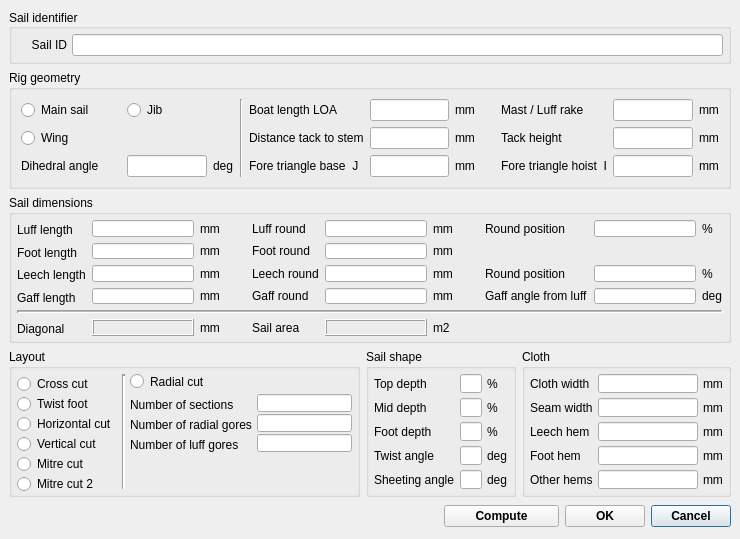
The window that src/formsaildefbase.ui (sailcut/sailcut) describes before a commit, drawn with Qt 5.
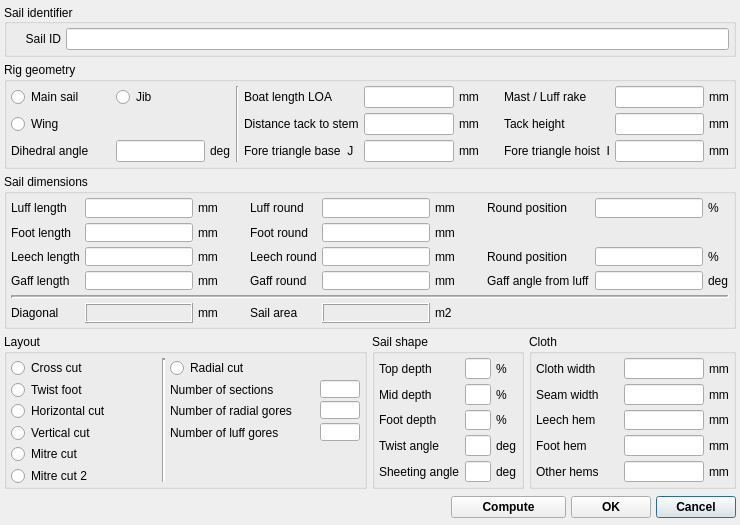
The same window after the commit.

```diff
--- a/src/formsaildefbase.ui
+++ b/src/formsaildefbase.ui
@@ -6,7 +6,7 @@
     <x>0</x>
     <y>0</y>
     <width>740</width>
-    <height>539</height>
+    <height>525</height>
    </rect>
   </property>
   <property name="sizePolicy" >
@@ -20,7 +20,7 @@
   <property name="minimumSize" >
    <size>
     <width>740</width>
-    <height>527</height>
+    <height>525</height>
    </size>
   </property>
   <property name="windowTitle" >
@@ -28,10 +28,10 @@
   </property>
   <layout class="QGridLayout" >
    <property name="margin" >
-    <number>9</number>
+    <number>4</number>
    </property>
    <property name="spacing" >
-    <number>6</number>
+    <number>5</number>
    </property>
    <item row="2" column="0" colspan="6" >
     <widget class="QGroupBox" name="GroupSail" >
@@ -48,10 +48,10 @@
      </property>
      <layout class="QGridLayout" >
       <property name="margin" >
-       <number>5</number>
+       <number>4</number>
       </property>
       <property name="spacing" >
-       <number>6</number>
+       <number>5</number>
       </property>
       <item row="4" column="0" colspan="11" >
        <widget class="Line" name="Line2" >
@@ -276,8 +276,8 @@
        <widget class="QLineEdit" name="txtLuffLen" >
         <property name="minimumSize" >
          <size>
-          <width>0</width>
-          <height>0</height>
+          <width>60</width>
+          <height>18</height>
          </size>
         </property>
         <property name="alignment" >
@@ -289,8 +289,8 @@
        <widget class="QLineEdit" name="txtFootLen" >
         <property name="minimumSize" >
          <size>
-          <width>0</width>
-          <height>0</height>
+          <width>60</width>
+          <height>18</height>
          </size>
         </property>
         <property name="alignment" >
@@ -302,8 +302,8 @@
        <widget class="QLineEdit" name="txtLeechLen" >
         <property name="minimumSize" >
          <size>
-          <width>0</width>
-          <height>0</height>
+          <width>60</width>
+          <height>18</height>
          </size>
         </property>
         <property name="alignment" >
@@ -399,8 +399,8 @@
        <widget class="QLineEdit" name="txtGaffLen" >
         <property name="minimumSize" >
          <size>
-          <width>0</width>
-          <height>0</height>
+          <width>60</width>
+          <height>18</height>
          </size>
         </property>
         <property name="alignment" >
@@ -419,8 +419,8 @@
        <widget class="QLabel" name="lblDiagonal" >
         <property name="minimumSize" >
          <size>
-          <width>0</width>
-          <height>0</height>
+          <width>60</width>
+          <height>18</height>
          </size>
         </property>
         <property name="frameShape" >
@@ -514,7 +514,7 @@
      </property>
      <layout class="QGridLayout" >
       <property name="margin" >
-       <number>5</number>
+       <number>4</number>
       </property>
       <property name="spacing" >
        <number>5</number>
@@ -524,7 +524,7 @@
         <property name="minimumSize" >
          <size>
           <width>60</width>
-          <height>0</height>
+          <height>18</height>
          </size>
         </property>
         <property name="alignment" >
@@ -569,10 +569,10 @@
      </property>
      <layout class="QGridLayout" >
       <property name="margin" >
-       <number>9</number>
+       <number>4</number>
       </property>
       <property name="spacing" >
-       <number>6</number>
+       <number>5</number>
       </property>
       <item row="0" column="0" >
        <widget class="QRadioButton" name="radioMainSail" >
@@ -878,7 +878,7 @@
         </property>
         <property name="minimumSize" >
          <size>
-          <width>40</width>
+          <width>35</width>
           <height>18</height>
          </size>
         </property>
@@ -887,19 +887,6 @@
      </layout>
     </widget>
    </item>
-   <item row="5" column="2" >
-    <spacer>
-     <property name="orientation" >
-      <enum>Qt::Vertical</enum>
-     </property>
-     <property name="sizeHint" >
-      <size>
-       <width>20</width>
-       <height>7</height>
-      </size>
-     </property>
-    </spacer>
-   </item>
    <item row="4" column="5" >
     <widget class="QPushButton" name="btnCancel" >
      <property name="font" >
@@ -949,7 +936,7 @@
      </property>
      <layout class="QGridLayout" >
       <property name="margin" >
-       <number>5</number>
+       <number>4</number>
       </property>
       <property name="spacing" >
        <number>5</number>
@@ -966,7 +953,7 @@
         </property>
         <property name="minimumSize" >
          <size>
-          <width>0</width>
+          <width>100</width>
           <height>20</height>
          </size>
         </property>
@@ -987,7 +974,7 @@
         </property>
         <property name="minimumSize" >
          <size>
-          <width>0</width>
+          <width>100</width>
           <height>20</height>
          </size>
         </property>
@@ -1008,15 +995,15 @@
         </property>
         <property name="minimumSize" >
          <size>
-          <width>0</width>
-          <height>22</height>
+          <width>100</width>
+          <height>20</height>
          </size>
         </property>
         <property name="text" >
          <string>Number of sections</string>
         </property>
         <property name="margin" >
-         <number>2</number>
+         <number>1</number>
         </property>
        </widget>
       </item>
@@ -1024,10 +1011,16 @@
        <widget class="QLineEdit" name="txtGores" >
         <property name="minimumSize" >
          <size>
-          <width>40</width>
+          <width>25</width>
           <height>18</height>
          </size>
         </property>
+        <property name="maximumSize" >
+         <size>
+          <width>40</width>
+          <height>25</height>
+         </size>
+        </property>
         <property name="alignment" >
          <set>Qt::AlignHCenter</set>
         </property>
@@ -1037,10 +1030,16 @@
        <widget class="QLineEdit" name="txtLuffGores" >
         <property name="minimumSize" >
          <size>
-          <width>40</width>
+          <width>25</width>
           <height>18</height>
          </size>
         </property>
+        <property name="maximumSize" >
+         <size>
+          <width>40</width>
+          <height>25</height>
+         </size>
+        </property>
         <property name="alignment" >
          <set>Qt::AlignHCenter</set>
         </property>
@@ -1059,14 +1058,14 @@
         <property name="minimumSize" >
          <size>
           <width>0</width>
-          <height>22</height>
+          <height>20</height>
          </size>
         </property>
         <property name="text" >
          <string>Number of radial gores</string>
         </property>
         <property name="margin" >
-         <number>2</number>
+         <number>1</number>
         </property>
        </widget>
       </item>
@@ -1083,14 +1082,14 @@
         <property name="minimumSize" >
          <size>
           <width>0</width>
-          <height>22</height>
+          <height>20</height>
          </size>
         </property>
         <property name="text" >
          <string>Number of luff gores</string>
         </property>
         <property name="margin" >
-         <number>2</number>
+         <number>1</number>
         </property>
        </widget>
       </item>
@@ -1106,7 +1105,7 @@
         </property>
         <property name="minimumSize" >
          <size>
-          <width>0</width>
+          <width>100</width>
           <height>20</height>
          </size>
         </property>
@@ -1127,7 +1126,7 @@
         </property>
         <property name="minimumSize" >
          <size>
-          <width>0</width>
+          <width>100</width>
           <height>20</height>
          </size>
         </property>
@@ -1154,6 +1153,12 @@
       </item>
       <item row="0" column="2" >
        <widget class="QRadioButton" name="radioRadial" >
+        <property name="minimumSize" >
+         <size>
+          <width>100</width>
+          <height>20</height>
+         </size>
+        </property>
         <property name="text" >
          <string>Radial cut</string>
         </property>
@@ -1163,10 +1168,16 @@
        <widget class="QLineEdit" name="txtSections" >
         <property name="minimumSize" >
          <size>
-          <width>40</width>
+          <width>25</width>
           <height>18</height>
          </size>
         </property>
+        <property name="maximumSize" >
+         <size>
+          <width>40</width>
+          <height>25</height>
+         </size>
+        </property>
         <property name="alignment" >
          <set>Qt::AlignHCenter</set>
         </property>
@@ -1184,7 +1195,7 @@
         </property>
         <property name="minimumSize" >
          <size>
-          <width>0</width>
+          <width>100</width>
           <height>20</height>
          </size>
         </property>
@@ -1205,7 +1216,7 @@
         </property>
         <property name="minimumSize" >
          <size>
-          <width>0</width>
+          <width>100</width>
           <height>20</height>
          </size>
         </property>
@@ -1222,7 +1233,7 @@
         <property name="sizeHint" >
          <size>
           <width>20</width>
-          <height>40</height>
+          <height>20</height>
          </size>
         </property>
        </spacer>
@@ -1245,7 +1256,7 @@
      </property>
      <layout class="QGridLayout" >
       <property name="margin" >
-       <number>5</number>
+       <number>4</number>
       </property>
       <property name="spacing" >
        <number>5</number>
@@ -1268,8 +1279,14 @@
        <widget class="QLineEdit" name="txtTopDepth" >
         <property name="minimumSize" >
          <size>
-          <width>0</width>
-          <height>0</height>
+          <width>26</width>
+          <height>18</height>
+         </size>
+        </property>
+        <property name="maximumSize" >
+         <size>
+          <width>40</width>
+          <height>25</height>
          </size>
         </property>
         <property name="alignment" >
@@ -1279,6 +1296,18 @@
       </item>
       <item row="1" column="1" >
        <widget class="QLineEdit" name="txtMidDepth" >
+        <property name="minimumSize" >
+         <size>
+          <width>26</width>
+          <height>18</height>
+         </size>
+        </property>
+        <property name="maximumSize" >
+         <size>
+          <width>40</width>
+          <height>25</height>
+         </size>
+        </property>
         <property name="alignment" >
          <set>Qt::AlignHCenter</set>
         </property>
@@ -1293,6 +1322,18 @@
       </item>
       <item row="2" column="1" >
        <widget class="QLineEdit" name="txtFootDepth" >
+        <property name="minimumSize" >
+         <size>
+          <width>26</width>
+          <height>18</height>
+         </size>
+        </property>
+        <property name="maximumSize" >
+         <size>
+          <width>40</width>
+          <height>25</height>
+         </size>
+        </property>
         <property name="alignment" >
          <set>Qt::AlignHCenter</set>
         </property>
@@ -1317,6 +1358,9 @@
         <property name="text" >
          <string>Top depth</string>
         </property>
+        <property name="margin" >
+         <number>1</number>
+        </property>
        </widget>
       </item>
       <item row="1" column="0" >
@@ -1338,6 +1382,9 @@
         <property name="text" >
          <string>Mid depth</string>
         </property>
+        <property name="margin" >
+         <number>1</number>
+        </property>
        </widget>
       </item>
       <item row="2" column="0" >
@@ -1359,10 +1406,25 @@
         <property name="text" >
          <string>Foot depth</string>
         </property>
+        <property name="margin" >
+         <number>1</number>
+        </property>
        </widget>
       </item>
       <item row="3" column="1" >
        <widget class="QLineEdit" name="txtTwistAngle" >
+        <property name="minimumSize" >
+         <size>
+          <width>26</width>
+          <height>18</height>
+         </size>
+        </property>
+        <property name="maximumSize" >
+         <size>
+          <width>40</width>
+          <height>25</height>
+         </size>
+        </property>
         <property name="alignment" >
          <set>Qt::AlignHCenter</set>
         </property>
@@ -1370,6 +1432,18 @@
       </item>
       <item row="4" column="1" >
        <widget class="QLineEdit" name="txtSheetAngle" >
+        <property name="minimumSize" >
+         <size>
+          <width>26</width>
+          <height>18</height>
+         </size>
+        </property>
+        <property name="maximumSize" >
+         <size>
+          <width>40</width>
+          <height>25</height>
+         </size>
+        </property>
         <property name="alignment" >
          <set>Qt::AlignHCenter</set>
         </property>
@@ -1394,6 +1468,9 @@
         <property name="text" >
          <string>Twist angle</string>
         </property>
+        <property name="margin" >
+         <number>1</number>
+        </property>
        </widget>
       </item>
       <item row="4" column="0" >
@@ -1415,6 +1492,9 @@
         <property name="text" >
          <string>Sheeting angle</string>
         </property>
+        <property name="margin" >
+         <number>1</number>
+        </property>
        </widget>
       </item>
       <item row="3" column="2" >
@@ -1441,13 +1521,25 @@
      </property>
      <layout class="QGridLayout" >
       <property name="margin" >
-       <number>5</number>
+       <number>4</number>
       </property>
       <property name="spacing" >
        <number>5</number>
       </property>
       <item row="3" column="1" >
        <widget class="QLineEdit" name="txtFootHemWidth" >
+        <property name="minimumSize" >
+         <size>
+          <width>60</width>
+          <height>18</height>
+         </size>
+        </property>
+        <property name="maximumSize" >
+         <size>
+          <width>80</width>
+          <height>25</height>
+         </size>
+        </property>
         <property name="alignment" >
          <set>Qt::AlignHCenter</set>
         </property>
@@ -1455,6 +1547,18 @@
       </item>
       <item row="4" column="1" >
        <widget class="QLineEdit" name="txtHemsWidth" >
+        <property name="minimumSize" >
+         <size>
+          <width>60</width>
+          <height>18</height>
+         </size>
+        </property>
+        <property name="maximumSize" >
+         <size>
+          <width>80</width>
+          <height>25</height>
+         </size>
+        </property>
         <property name="alignment" >
          <set>Qt::AlignHCenter</set>
         </property>
@@ -1473,6 +1577,9 @@
         <property name="text" >
          <string>Other hems</string>
         </property>
+        <property name="margin" >
+         <number>1</number>
+        </property>
        </widget>
       </item>
       <item row="3" column="0" >
@@ -1488,6 +1595,9 @@
         <property name="text" >
          <string>Foot hem</string>
         </property>
+        <property name="margin" >
+         <number>1</number>
+        </property>
        </widget>
       </item>
       <item row="0" column="2" >
@@ -1513,6 +1623,18 @@
       </item>
       <item row="2" column="1" >
        <widget class="QLineEdit" name="txtLeechHemWidth" >
+        <property name="minimumSize" >
+         <size>
+          <width>60</width>
+          <height>18</height>
+         </size>
+        </property>
+        <property name="maximumSize" >
+         <size>
+          <width>80</width>
+          <height>25</height>
+         </size>
+        </property>
         <property name="alignment" >
          <set>Qt::AlignHCenter</set>
         </property>
@@ -1537,6 +1659,9 @@
         <property name="text" >
          <string>Cloth width</string>
         </property>
+        <property name="margin" >
+         <number>1</number>
+        </property>
        </widget>
       </item>
       <item row="2" column="0" >
@@ -1552,6 +1677,9 @@
         <property name="text" >
          <string>Leech hem</string>
         </property>
+        <property name="margin" >
+         <number>1</number>
+        </property>
        </widget>
       </item>
       <item row="1" column="0" >
@@ -1567,10 +1695,25 @@
         <property name="text" >
          <string>Seam width</string>
         </property>
+        <property name="margin" >
+         <number>1</number>
+        </property>
        </widget>
       </item>
       <item row="1" column="1" >
        <widget class="QLineEdit" name="txtSeamWidth" >
+        <property name="minimumSize" >
+         <size>
+          <width>60</width>
+          <height>18</height>
+         </size>
+        </property>
+        <property name="maximumSize" >
+         <size>
+          <width>80</width>
+          <height>25</height>
+         </size>
+        </property>
         <property name="alignment" >
          <set>Qt::AlignHCenter</set>
         </property>
@@ -1578,6 +1721,18 @@
       </item>
       <item row="0" column="1" >
        <widget class="QLineEdit" name="txtClothWidth" >
+        <property name="minimumSize" >
+         <size>
+          <width>60</width>
+          <height>18</height>
+         </size>
+        </property>
+        <property name="maximumSize" >
+         <size>
+          <width>80</width>
+          <height>25</height>
+         </size>
+        </property>
         <property name="alignment" >
          <set>Qt::AlignHCenter</set>
         </property>
```
